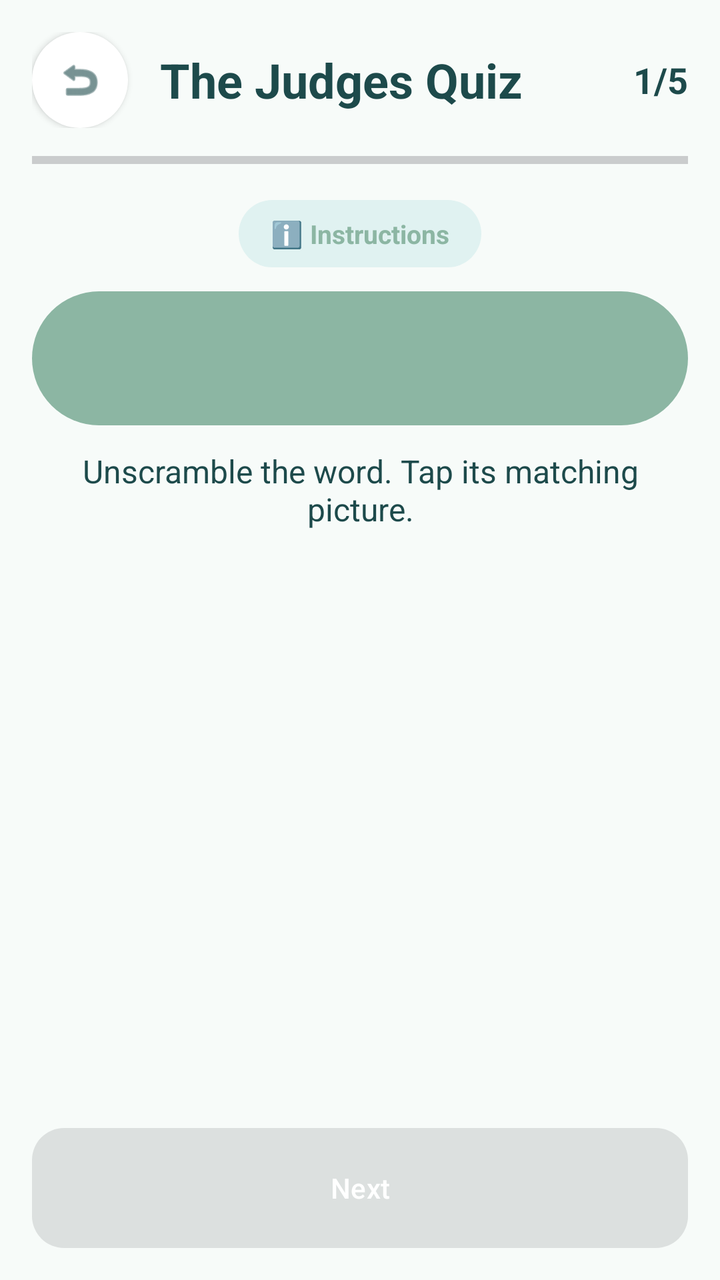
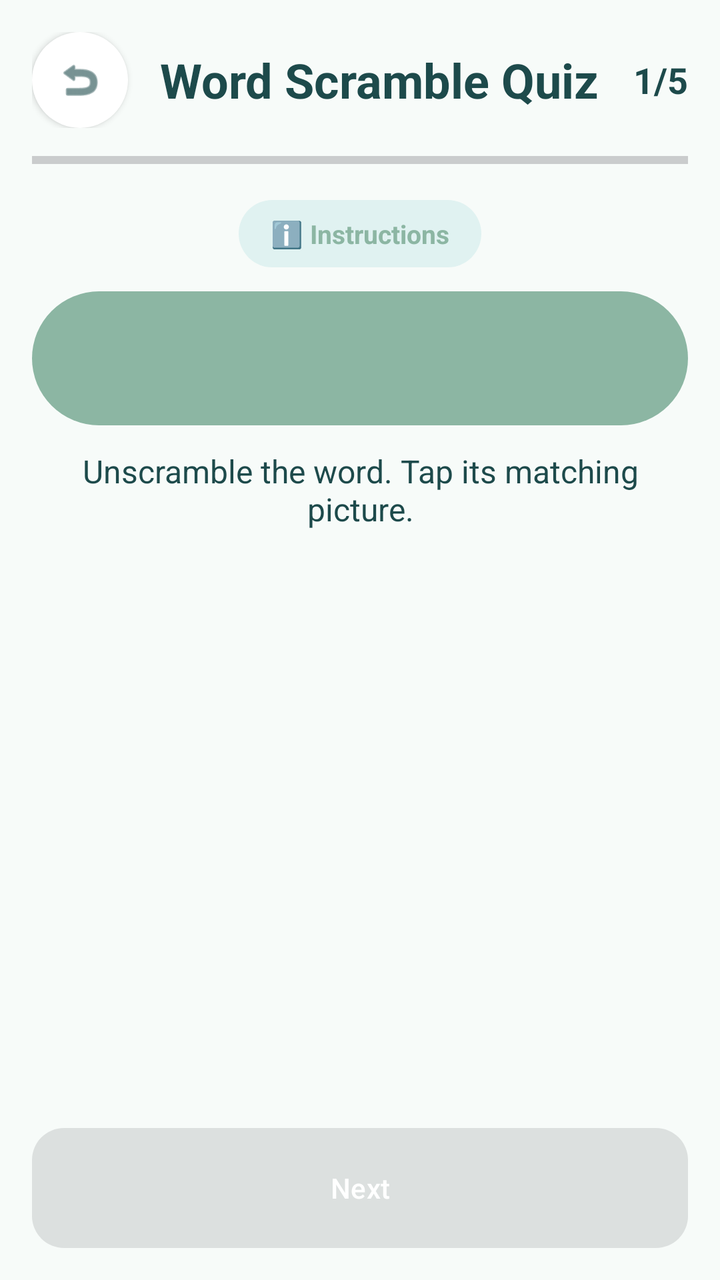

The first picture is an Android layout as it rendered before a commit; the second is the same layout after the commit. The layout source and the unified diff follow.
<!-- AndroidManifest.xml: application theme Theme.ArBibleApp -->
<!-- res/layout/activity_quiz_judges.xml -->
<?xml version="1.0" encoding="utf-8"?>
<LinearLayout xmlns:android="http://schemas.android.com/apk/res/android"
    xmlns:app="http://schemas.android.com/apk/res-auto"
    android:id="@+id/main"
    android:layout_width="match_parent" android:layout_height="match_parent"
    android:orientation="vertical" android:background="@color/bg_light">
    <ScrollView android:id="@+id/judgesScroll" android:layout_width="match_parent"
        android:layout_height="0dp" android:layout_weight="1" android:fillViewport="true">
    <LinearLayout android:layout_width="match_parent" android:layout_height="wrap_content"
        android:orientation="vertical" android:padding="16dp">
        <LinearLayout android:layout_width="match_parent" android:layout_height="wrap_content"
            android:gravity="center_vertical" android:orientation="horizontal">
            <ImageView
                android:id="@+id/btnJudgesBack"
                android:layout_width="48dp"
                android:layout_height="48dp"
                android:background="@drawable/bg_circle_white"
                android:elevation="2dp"
                android:padding="12dp"
                android:src="@android:drawable/ic_menu_revert"
                app:tint="@color/text_dark" />
            <TextView android:layout_width="0dp" android:layout_height="wrap_content"
                android:layout_weight="1" android:layout_marginStart="16dp" android:layout_marginEnd="8dp" android:text="@string/judges_title"
                android:textColor="@color/text_dark" android:textSize="24sp" android:textStyle="bold" />

            <TextView
                android:id="@+id/tvJudgesProgressText"
                android:layout_width="wrap_content"
                android:layout_height="wrap_content"
                android:text="1/5"
                android:textColor="@color/text_dark"
                android:textSize="18sp"
                android:textStyle="bold" />
        </LinearLayout>
        <ProgressBar android:id="@+id/judgesProgress" style="?android:attr/progressBarStyleHorizontal"
            android:layout_width="match_parent" android:layout_height="wrap_content"
            android:progressTint="@color/primary_green"
            android:layout_marginTop="8dp" android:max="10" />
        <TextView
            android:id="@+id/btnJudgesInstructions"
            android:layout_width="wrap_content"
            android:layout_height="wrap_content"
            android:layout_gravity="center"
            android:layout_marginTop="12dp"
            android:layout_marginBottom="12dp"
            android:background="@drawable/bg_rounded_card"
            android:backgroundTint="#E0F2F1"
            android:clickable="true"
            android:focusable="true"
            android:foreground="?attr/selectableItemBackground"
            android:paddingHorizontal="16dp"
            android:paddingVertical="8dp"
            android:text="ℹ️ Instructions"
            android:textColor="@color/primary_green"
            android:textSize="13sp"
            android:textStyle="bold" />
        <TextView android:id="@+id/tvJudgesScramble" android:layout_width="match_parent"
            android:layout_height="wrap_content" android:gravity="center" android:padding="12dp"
            android:background="@drawable/bg_rounded_card" android:letterSpacing="0.16"
            android:textColor="@color/white" android:textSize="32sp" android:textStyle="bold" />
        <TextView android:layout_width="match_parent" android:layout_height="wrap_content"
            android:gravity="center" android:padding="12dp" android:text="@string/judges_prompt"
            android:textColor="@color/text_dark" android:textSize="16sp" />
        <LinearLayout android:id="@+id/judgesChoices" android:layout_width="match_parent"
            android:layout_height="wrap_content" android:orientation="vertical" />
        <TextView android:id="@+id/tvJudgesFeedback" android:layout_width="match_parent"
            android:layout_height="wrap_content" android:padding="12dp" android:gravity="center"
            android:accessibilityLiveRegion="polite" android:textColor="@color/text_dark"
            android:textSize="18sp" android:textStyle="bold" />
    </LinearLayout>
    </ScrollView>
    <LinearLayout android:layout_width="match_parent" android:layout_height="wrap_content"
        android:orientation="vertical" android:padding="16dp">
        <Button android:id="@+id/btnJudgesNext" android:layout_width="match_parent"
            android:layout_height="wrap_content" android:minHeight="60dp"
            android:background="@drawable/bg_button_next"
            android:backgroundTint="@color/primary_green"
            android:textColor="@color/white"
            android:text="@string/judges_next" android:enabled="false" />
    </LinearLayout>
</LinearLayout>
<!-- resources referenced by this layout -->
<resources>
  <color name="bg_light">#F7FBF9</color>
  <color name="primary_green">#8CB6A3</color>
  <color name="text_dark">#1D4A4B</color>
  <color name="white">#FFFFFFFF</color>
  <!-- drawable bg_button_next (drawable) -->
  <?xml version="1.0" encoding="utf-8"?>
  <shape xmlns:android="http://schemas.android.com/apk/res/android">
      <solid android:color="@color/primary_green" />
      <corners android:radius="16dp" />
  </shape>
  <!-- drawable bg_circle_white (drawable) -->
  <?xml version="1.0" encoding="utf-8"?>
  <shape xmlns:android="http://schemas.android.com/apk/res/android">
      <solid android:color="@color/white" />
      <corners android:radius="100dp" />
  </shape>
  <!-- drawable bg_rounded_card (drawable) -->
  <?xml version="1.0" encoding="utf-8"?>
  <shape xmlns:android="http://schemas.android.com/apk/res/android">
      <solid android:color="@color/primary_green" />
      <corners android:radius="40dp" />
  </shape>
  <string name="judges_next">Next</string>
  <string name="judges_prompt">Unscramble the word. Tap its matching picture.</string>
  <string name="judges_title">The Judges Quiz</string>
  <style name="Theme.ArBibleApp" parent="Base.Theme.ArBibleApp" />
  <style name="Base.Theme.ArBibleApp" parent="Theme.Material3.DayNight.NoActionBar">
          
          <item name="android:windowAnimationStyle">@style/SlideActivityAnimation</item>
      </style>
  <style name="SlideActivityAnimation" parent="@android:style/Animation.Activity">
          <item name="android:activityOpenEnterAnimation">@anim/slide_in_right</item>
          <item name="android:activityOpenExitAnimation">@anim/slide_out_left</item>
          <item name="android:activityCloseEnterAnimation">@anim/slide_in_left</item>
          <item name="android:activityCloseExitAnimation">@anim/slide_out_right</item>
      </style>
</resources>

<!-- the commit's change to res/layout/activity_quiz_judges.xml (unified diff, before → after) -->
@@ -20,7 +20,7 @@
                 android:src="@android:drawable/ic_menu_revert"
                 app:tint="@color/text_dark" />
             <TextView android:layout_width="0dp" android:layout_height="wrap_content"
-                android:layout_weight="1" android:layout_marginStart="16dp" android:layout_marginEnd="8dp" android:text="@string/judges_title"
+                android:layout_weight="1" android:layout_marginStart="16dp" android:layout_marginEnd="8dp" android:text="Word Scramble Quiz"
                 android:textColor="@color/text_dark" android:textSize="24sp" android:textStyle="bold" />
 
             <TextView
<!-- resource entries referenced after the edit -->
@@ -24,7 +24,6 @@
   </shape>
   <string name="judges_next">Next</string>
   <string name="judges_prompt">Unscramble the word. Tap its matching picture.</string>
-  <string name="judges_title">The Judges Quiz</string>
   <style name="Theme.ArBibleApp" parent="Base.Theme.ArBibleApp" />
   <style name="Base.Theme.ArBibleApp" parent="Theme.Material3.DayNight.NoActionBar">
           
